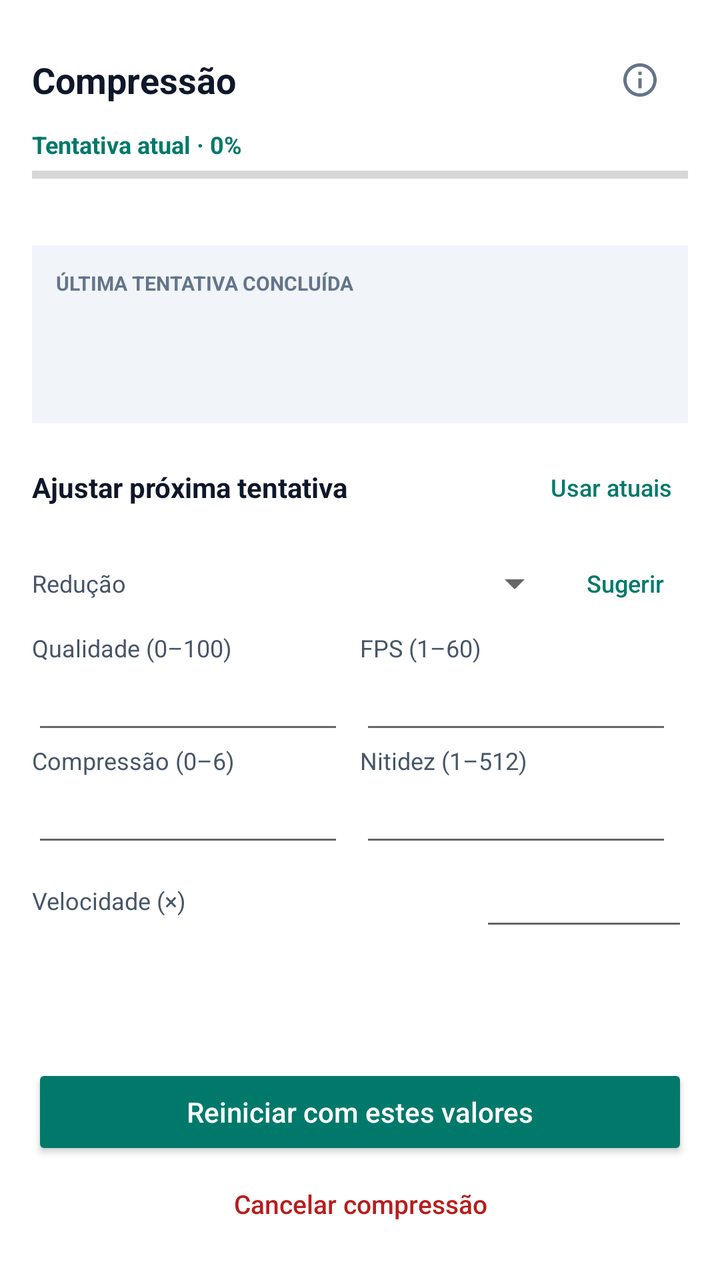
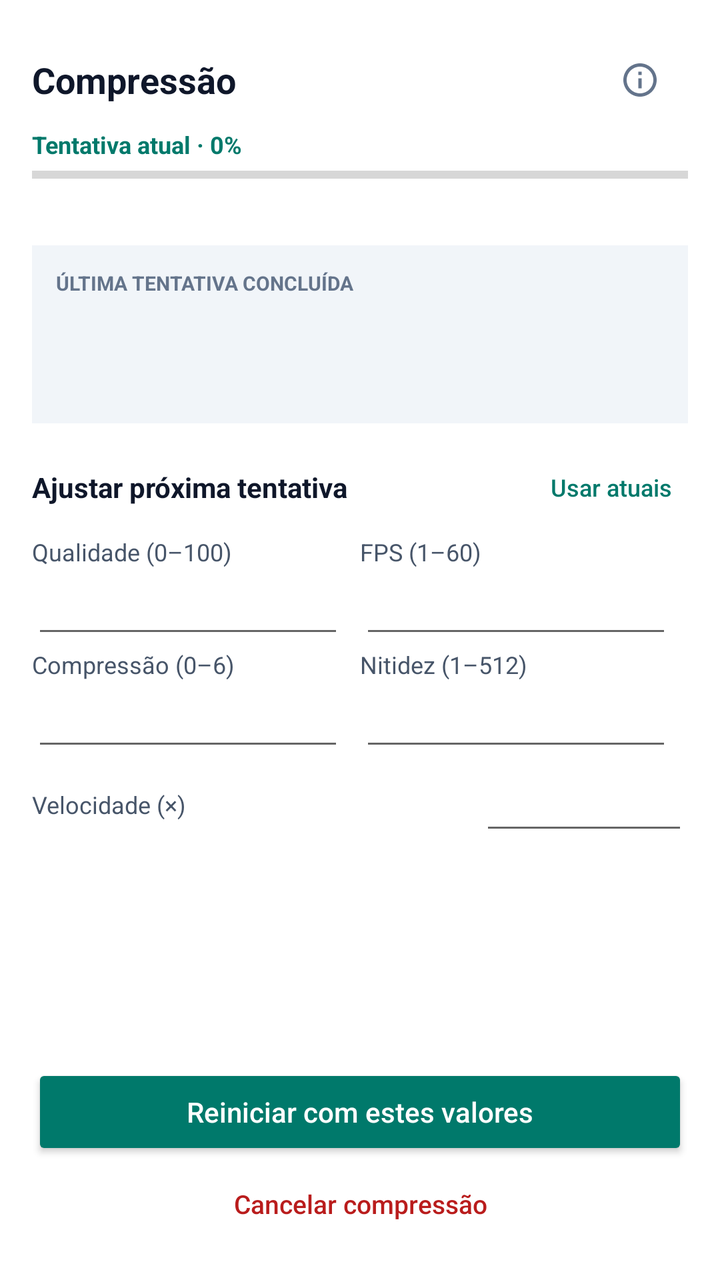

Two renders of the same Android screen: before a commit and after it. Below are the layout's source before the change and the commit's diff.
<!-- AndroidManifest.xml: application theme AppTheme -->
<!-- res/layout/dialog_compression.xml -->
<?xml version="1.0" encoding="utf-8"?>
<LinearLayout xmlns:android="http://schemas.android.com/apk/res/android" android:layout_width="match_parent" android:layout_height="match_parent" android:orientation="vertical" android:padding="16dp">
 <LinearLayout android:layout_width="match_parent" android:layout_height="wrap_content" android:gravity="center_vertical" android:orientation="horizontal">
 <TextView android:id="@+id/compression_title" android:layout_width="0dp" android:layout_weight="1" android:layout_height="wrap_content" android:text="Compressão" android:textSize="18sp" android:textStyle="bold" android:textColor="#0F172A" />
 <ImageButton android:id="@+id/compression_info" android:layout_width="48dp" android:layout_height="48dp" android:padding="14dp" android:scaleType="fitCenter" android:background="?attr/selectableItemBackgroundBorderless" android:src="@drawable/ic_compression_info" android:tint="#64748B" android:contentDescription="Informações sobre a compressão" />
 </LinearLayout>
 <ScrollView android:layout_width="match_parent" android:layout_height="0dp" android:layout_weight="1" android:fillViewport="false">
 <LinearLayout android:layout_width="match_parent" android:layout_height="wrap_content" android:orientation="vertical">
 <TextView android:id="@+id/compression_percentage" android:layout_width="match_parent" android:layout_height="wrap_content" android:text="Tentativa atual · 0%" android:textSize="12sp" android:textColor="#00796B" android:textStyle="bold" />
 <ProgressBar android:id="@+id/progress_bar" style="?android:attr/progressBarStyleHorizontal" android:layout_width="match_parent" android:layout_height="6dp" android:layout_marginTop="4dp" android:indeterminate="false" android:max="100" android:progress="0" />
 <TextView android:id="@+id/attempts_tv" android:layout_width="match_parent" android:layout_height="wrap_content" android:layout_marginTop="8dp" android:layout_marginBottom="8dp" android:textSize="12sp" android:textColor="#64748B" />
 <LinearLayout android:layout_width="match_parent" android:layout_height="wrap_content" android:orientation="vertical" android:padding="12dp" android:background="#F1F5F9">
 <TextView android:layout_width="match_parent" android:layout_height="wrap_content" android:text="ÚLTIMA TENTATIVA CONCLUÍDA" android:textSize="10sp" android:textStyle="bold" android:textColor="#64748B" />
 <TextView android:id="@+id/last_attempt_size" android:layout_width="match_parent" android:layout_height="wrap_content" android:layout_marginTop="4dp" android:textSize="20sp" android:textStyle="bold" android:textColor="#0F172A" />
 <TextView android:id="@+id/webp_info_tv" android:layout_width="match_parent" android:layout_height="wrap_content" android:layout_marginTop="4dp" android:textSize="12sp" android:textColor="#475569" android:textIsSelectable="true" />
 </LinearLayout>
 <LinearLayout android:layout_width="match_parent" android:layout_height="wrap_content" android:layout_marginTop="8dp" android:gravity="center_vertical" android:orientation="horizontal">
 <TextView android:layout_width="0dp" android:layout_weight="1" android:layout_height="wrap_content" android:text="Ajustar próxima tentativa" android:textStyle="bold" android:textSize="14sp" android:textColor="#0F172A" />
 <androidx.appcompat.widget.AppCompatButton android:id="@+id/use_current_settings" style="@style/Widget.AppCompat.Button.Borderless" android:layout_width="wrap_content" android:layout_height="48dp" android:minWidth="0dp" android:paddingLeft="8dp" android:paddingRight="8dp" android:text="Usar atuais" android:textAllCaps="false" android:textSize="12sp" android:textColor="#00796B" />
 </LinearLayout>
<LinearLayout android:layout_width="match_parent" android:layout_height="wrap_content" android:gravity="center_vertical" android:orientation="horizontal">
 <TextView android:layout_width="wrap_content" android:layout_height="wrap_content" android:text="Redução" android:textSize="12sp" android:textColor="#475569" android:labelFor="@id/compression_suggestion_mode" />
 <Spinner android:id="@+id/compression_suggestion_mode" android:layout_width="0dp" android:layout_weight="1" android:layout_height="48dp" android:layout_marginStart="8dp" />
 <androidx.appcompat.widget.AppCompatButton android:id="@+id/apply_compression_suggestion" style="@style/Widget.AppCompat.Button.Borderless" android:layout_width="wrap_content" android:layout_height="48dp" android:minWidth="0dp" android:text="Sugerir" android:textAllCaps="false" android:textSize="12sp" android:textColor="#00796B" />
</LinearLayout>
<LinearLayout android:layout_width="match_parent" android:layout_height="wrap_content" android:orientation="horizontal"><LinearLayout android:layout_width="0dp" android:layout_weight="1" android:layout_height="wrap_content" android:orientation="vertical" android:paddingRight="8dp">
  <TextView android:layout_width="match_parent" android:layout_height="wrap_content" android:text="Qualidade (0–100)" android:textSize="12sp" android:textColor="#475569" android:labelFor="@id/retry_quality" />
  <EditText android:id="@+id/retry_quality" android:layout_width="match_parent" android:layout_height="40dp" android:textSize="15sp" android:textColor="#0F172A" android:inputType="number" android:selectAllOnFocus="true" android:singleLine="true" />
  </LinearLayout><LinearLayout android:layout_width="0dp" android:layout_weight="1" android:layout_height="wrap_content" android:orientation="vertical" android:paddingRight="8dp">
  <TextView android:layout_width="match_parent" android:layout_height="wrap_content" android:text="FPS (1–60)" android:textSize="12sp" android:textColor="#475569" android:labelFor="@id/retry_fps" />
  <EditText android:id="@+id/retry_fps" android:layout_width="match_parent" android:layout_height="40dp" android:textSize="15sp" android:textColor="#0F172A" android:inputType="number" android:selectAllOnFocus="true" android:singleLine="true" />
  </LinearLayout></LinearLayout>
<LinearLayout android:layout_width="match_parent" android:layout_height="wrap_content" android:orientation="horizontal"><LinearLayout android:layout_width="0dp" android:layout_weight="1" android:layout_height="wrap_content" android:orientation="vertical" android:paddingRight="8dp">
  <TextView android:layout_width="match_parent" android:layout_height="wrap_content" android:text="Compressão (0–6)" android:textSize="12sp" android:textColor="#475569" android:labelFor="@id/retry_compression" />
  <EditText android:id="@+id/retry_compression" android:layout_width="match_parent" android:layout_height="40dp" android:textSize="15sp" android:textColor="#0F172A" android:inputType="number" android:selectAllOnFocus="true" android:singleLine="true" />
  </LinearLayout><LinearLayout android:layout_width="0dp" android:layout_weight="1" android:layout_height="wrap_content" android:orientation="vertical" android:paddingRight="8dp">
  <TextView android:layout_width="match_parent" android:layout_height="wrap_content" android:text="Nitidez (1–512)" android:textSize="12sp" android:textColor="#475569" android:labelFor="@id/retry_detail" />
  <EditText android:id="@+id/retry_detail" android:layout_width="match_parent" android:layout_height="40dp" android:textSize="15sp" android:textColor="#0F172A" android:inputType="number" android:selectAllOnFocus="true" android:singleLine="true" />
  </LinearLayout></LinearLayout>
<LinearLayout android:layout_width="match_parent" android:layout_height="44dp" android:gravity="center_vertical" android:orientation="horizontal">
<TextView android:layout_width="0dp" android:layout_weight="1" android:layout_height="wrap_content" android:text="Velocidade (×)" android:textSize="12sp" android:textColor="#475569" android:labelFor="@id/retry_speed" />
<EditText android:id="@+id/retry_speed" android:layout_width="104dp" android:layout_height="40dp" android:textSize="15sp" android:textColor="#0F172A" android:gravity="center" android:inputType="numberDecimal" android:selectAllOnFocus="true" android:singleLine="true" />
</LinearLayout>
<TextView android:id="@+id/compression_action_status" android:layout_width="match_parent" android:layout_height="wrap_content" android:textSize="12sp" android:textColor="#B91C1C" android:accessibilityLiveRegion="polite" />
 </LinearLayout>
 </ScrollView>
 <androidx.appcompat.widget.AppCompatButton android:id="@+id/retry_compression_button" android:layout_width="match_parent" android:layout_height="48dp" android:layout_marginTop="12dp" android:text="Reiniciar com estes valores" android:textAllCaps="false" android:textSize="14sp" android:backgroundTint="#00796B" android:textColor="#FFFFFF" />
 <androidx.appcompat.widget.AppCompatButton android:id="@+id/cancel_compression" style="@style/Widget.AppCompat.Button.Borderless" android:layout_width="match_parent" android:layout_height="44dp" android:text="Cancelar compressão" android:textAllCaps="false" android:textSize="13sp" android:textColor="#B91C1C" />
</LinearLayout>
<!-- resources referenced by this layout -->
<resources>
  <!-- drawable ic_compression_info (drawable) -->
  <vector xmlns:android="http://schemas.android.com/apk/res/android"
      android:width="20dp" android:height="20dp"
      android:viewportWidth="24" android:viewportHeight="24">
      <path android:fillColor="#64748B" android:fillType="evenOdd"
          android:pathData="M12,2C6.48,2 2,6.48 2,12s4.48,10 10,10 10,-4.48 10,-10S17.52,2 12,2zM12,20c-4.41,0 -8,-3.59 -8,-8s3.59,-8 8,-8 8,3.59 8,8 -3.59,8 -8,8zM11,7h2v2h-2zM11,11h2v6h-2z" />
  </vector>
  <style name="AppTheme" parent="Theme.MaterialComponents.Light">
          
          <item name="colorPrimary">@color/colorPrimary</item>
          <item name="colorPrimaryDark">@color/colorPrimaryDark</item>
          <item name="colorAccent">@color/colorAccent</item>
          <item name="actionBarTheme">@style/MyApp.ActionBarTheme</item>
  
          <item name="materialButtonStyle">@style/BlackMaterialButton</item>
      </style>
  <color name="colorPrimary">#fff</color>
  <color name="colorPrimaryDark">#BABABA</color>
  <color name="colorAccent">#128C7E</color>
  <style name="MyApp.ActionBarTheme" parent="@style/ThemeOverlay.MaterialComponents.ActionBar">
          <item name="colorControlNormal">@color/actionBarArrowColor</item>
      </style>
  <style name="BlackMaterialButton" parent="Widget.MaterialComponents.Button">
          
          <item name="backgroundTint">#FFFFFF</item>
          
          <item name="android:textColor">#000000</item>
          
          <item name="android:insetTop">0dp</item>
          <item name="android:insetBottom">0dp</item>
      </style>
  <color name="actionBarArrowColor">@color/colorAccent</color>
</resources>

<!-- the commit's change to res/layout/dialog_compression.xml (unified diff, before → after) -->
@@ -18,7 +18,7 @@
  <TextView android:layout_width="0dp" android:layout_weight="1" android:layout_height="wrap_content" android:text="Ajustar próxima tentativa" android:textStyle="bold" android:textSize="14sp" android:textColor="#0F172A" />
  <androidx.appcompat.widget.AppCompatButton android:id="@+id/use_current_settings" style="@style/Widget.AppCompat.Button.Borderless" android:layout_width="wrap_content" android:layout_height="48dp" android:minWidth="0dp" android:paddingLeft="8dp" android:paddingRight="8dp" android:text="Usar atuais" android:textAllCaps="false" android:textSize="12sp" android:textColor="#00796B" />
  </LinearLayout>
-<LinearLayout android:layout_width="match_parent" android:layout_height="wrap_content" android:gravity="center_vertical" android:orientation="horizontal">
+<LinearLayout android:layout_width="match_parent" android:layout_height="wrap_content" android:gravity="center_vertical" android:orientation="horizontal" android:visibility="gone">
  <TextView android:layout_width="wrap_content" android:layout_height="wrap_content" android:text="Redução" android:textSize="12sp" android:textColor="#475569" android:labelFor="@id/compression_suggestion_mode" />
  <Spinner android:id="@+id/compression_suggestion_mode" android:layout_width="0dp" android:layout_weight="1" android:layout_height="48dp" android:layout_marginStart="8dp" />
  <androidx.appcompat.widget.AppCompatButton android:id="@+id/apply_compression_suggestion" style="@style/Widget.AppCompat.Button.Borderless" android:layout_width="wrap_content" android:layout_height="48dp" android:minWidth="0dp" android:text="Sugerir" android:textAllCaps="false" android:textSize="12sp" android:textColor="#00796B" />
